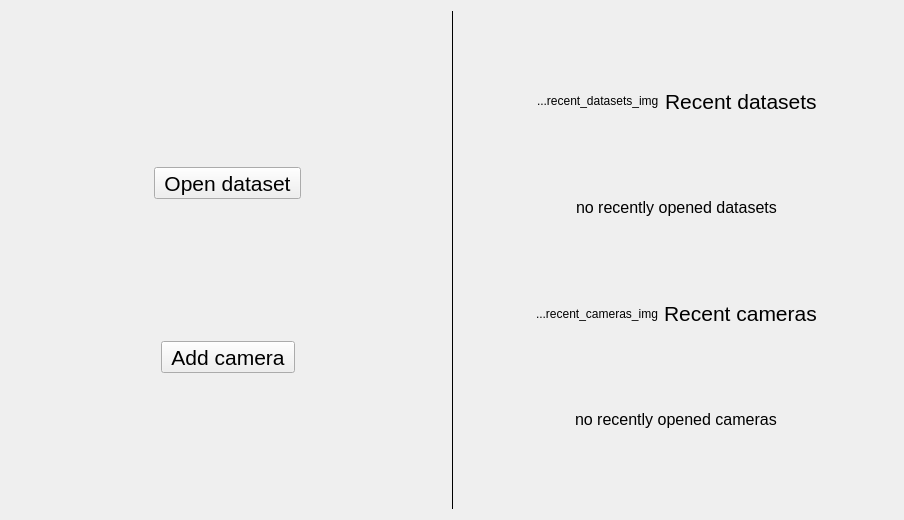
Above: startup_page.ui from mrazr/antarstick before the change. Below: the same form after it.
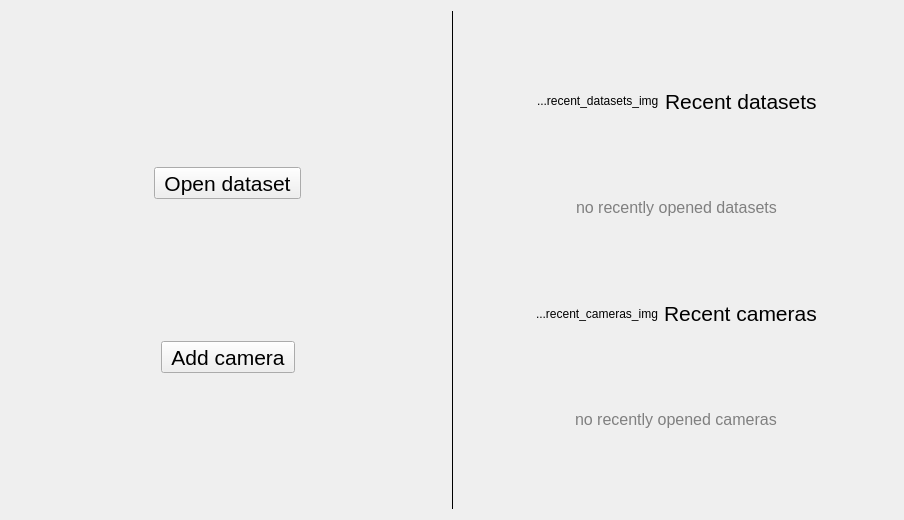
That is the form after the change. Icons and pictures are not drawn.

```diff
--- a/startup_page.ui
+++ b/startup_page.ui
@@ -190,6 +190,11 @@
          <property name="layoutDirection">
           <enum>Qt::LeftToRight</enum>
          </property>
+         <property name="styleSheet">
+          <string notr="true">QLabel {
+	color: gray;
+}</string>
+         </property>
          <property name="text">
           <string>no recently opened datasets</string>
          </property>
@@ -267,6 +272,11 @@
            <pointsize>12</pointsize>
           </font>
          </property>
+         <property name="styleSheet">
+          <string notr="true">QLabel {
+	color: gray;
+}</string>
+         </property>
          <property name="text">
           <string>no recently opened cameras</string>
          </property>
```
